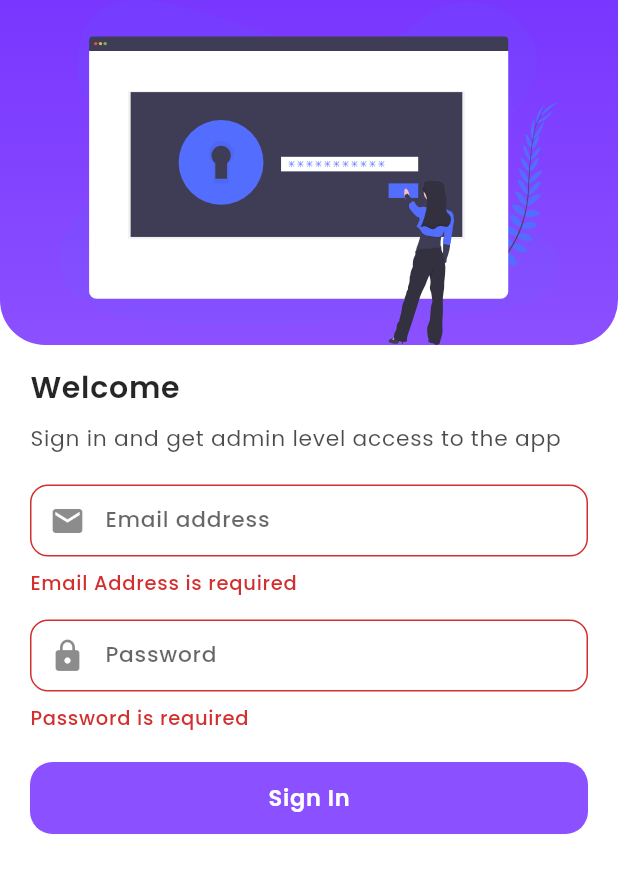
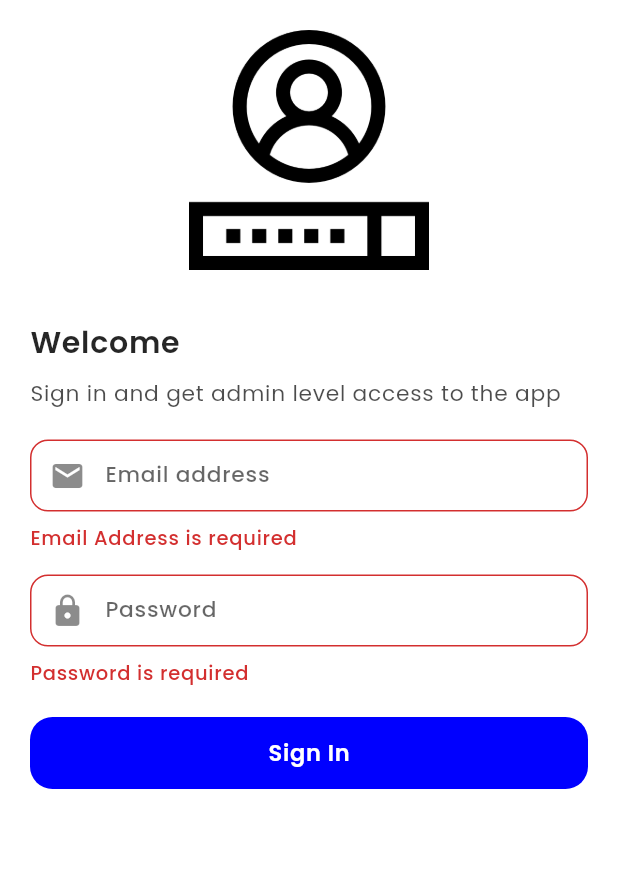
Before and after one commit to ashut08/college_project_grocery_store_admin, a Flutter app: the screen it shows after launch, after a tap on "Sign In", on a phone screen of 412 x 824 dp. Shown: the top 873 px of the screen. Run offline on Flutter 3.47's test engine with Material 2 defaults, Android fonts, the phone set to English and light mode, and no system bars; our stand-ins replace bloc, carousel_pro, cloud_firestore, extended_image, firebase_auth, firebase_core and 15 more; missing offline and left inert: open_appstore; accounts and stored records are empty; project files that could hold a hidden picture were left out.

Commit message:
design signin and launcher icon

```diff
--- a/lib/main.dart
+++ b/lib/main.dart
@@ -368,7 +368,7 @@ class MyApp extends StatelessWidget {
       theme: ThemeData(
         primarySwatch: Colors.blue,
         primaryColorDark: Color(0xFF7936ff),
-        primaryColor: Color(0xFF8b50ff),
+        primaryColor: Color(0xFF0000FF),
         accentColor: Colors.pink,
         backgroundColor: Colors.white,
         canvasColor: Colors.white,
--- a/lib/screens/sign_in_sign_up_screens/sign_in_screen.dart
+++ b/lib/screens/sign_in_sign_up_screens/sign_in_screen.dart
@@ -191,27 +191,11 @@ class _SignInScreenState extends State<SignInScreen> {
         child: Column(
           children: <Widget>[
             Container(
-              height: 230.0,
-              width: size.width,
-              decoration: BoxDecoration(
-                gradient: LinearGradient(
-                  begin: Alignment.topCenter,
-                  end: Alignment.bottomCenter,
-                  colors: [
-                    Theme.of(context).primaryColorDark,
-                    Theme.of(context).primaryColor,
-                  ],
-                ),
-                borderRadius: BorderRadius.only(
-                  bottomRight: Radius.circular(30.0),
-                  bottomLeft: Radius.circular(30.0),
-                ),
-              ),
-              child: SvgPicture.asset(
-                'assets/banners/verification.svg',
-                fit: BoxFit.contain,
-              ),
-            ),
+                padding: EdgeInsets.all(20),
+                height: 200.0,
+                width: size.width,
+                decoration: BoxDecoration(),
+                child: Image.asset("assets/icons/login.png")),
             Container(
               height: size.height - 230.0,
               width: size.width,
--- a/lib/screens/splash_screen.dart
+++ b/lib/screens/splash_screen.dart
@@ -1,3 +1,5 @@
+import 'dart:async';
+
 import 'package:ecommerce_store_admin/blocs/sign_in_bloc/sign_in_bloc.dart';
 import 'package:flutter/material.dart';
 import 'package:flutter_bloc/flutter_bloc.dart';
@@ -71,7 +73,7 @@ class _SplashScreenState extends State<SplashScreen> {
 
   @override
   Widget build(BuildContext context) {
-    // Timer(Duration(milliseconds: 0), () {
+    // Timer(Duration(milliseconds: 20000), () {
     //   Navigator.popAndPushNamed(context, '/sign_in');
     // });
     Size size = MediaQuery.of(context).size;
@@ -82,7 +84,8 @@ class _SplashScreenState extends State<SplashScreen> {
           mainAxisAlignment: MainAxisAlignment.center,
           crossAxisAlignment: CrossAxisAlignment.center,
           children: [
-            Image.asset('assets/icons/splas.jpeg',
+            Image.asset('assets/icons/splash.jpeg',
+                fit: BoxFit.cover,
                 height: MediaQuery.of(context).size.height,
                 width: MediaQuery.of(context).size.width),
           ],
```
Also changed, not shown: lib/screens/home_screen.dart (+1 -31 lines), assets/icons/login.png (added), 12 other files.
